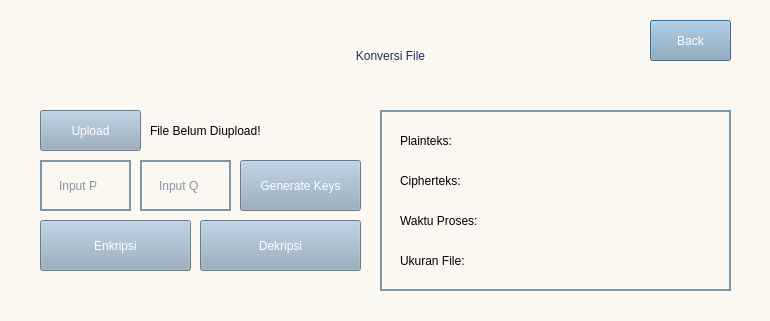
stellaribli/RSA, file main.ui: the form before one commit.
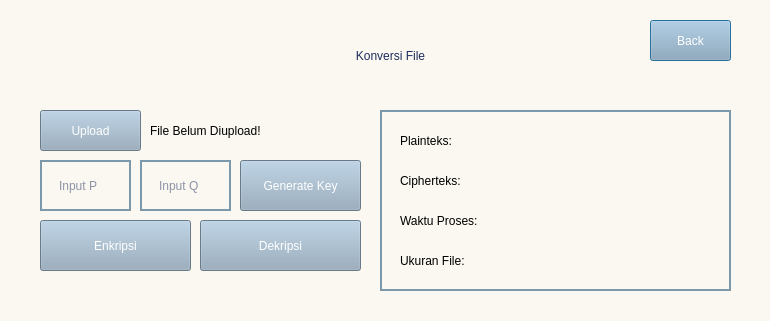
The form after the commit.

What changed in the file:
```diff
--- a/main.ui
+++ b/main.ui
@@ -322,7 +322,7 @@
  }</string>
    </property>
    <property name="text">
-    <string>Generate Keys</string>
+    <string>Generate Key</string>
    </property>
   </widget>
   <zorder>frame</zorder>
```
Left out of the diff: 4 changed lines with no effect on the pictures.
